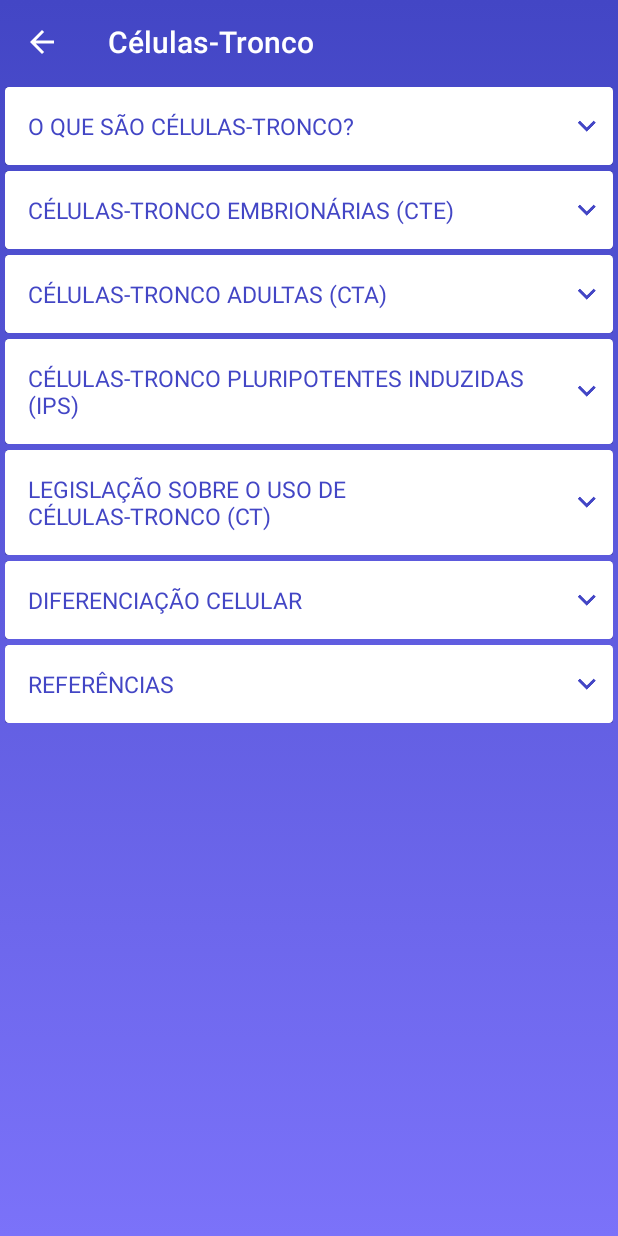
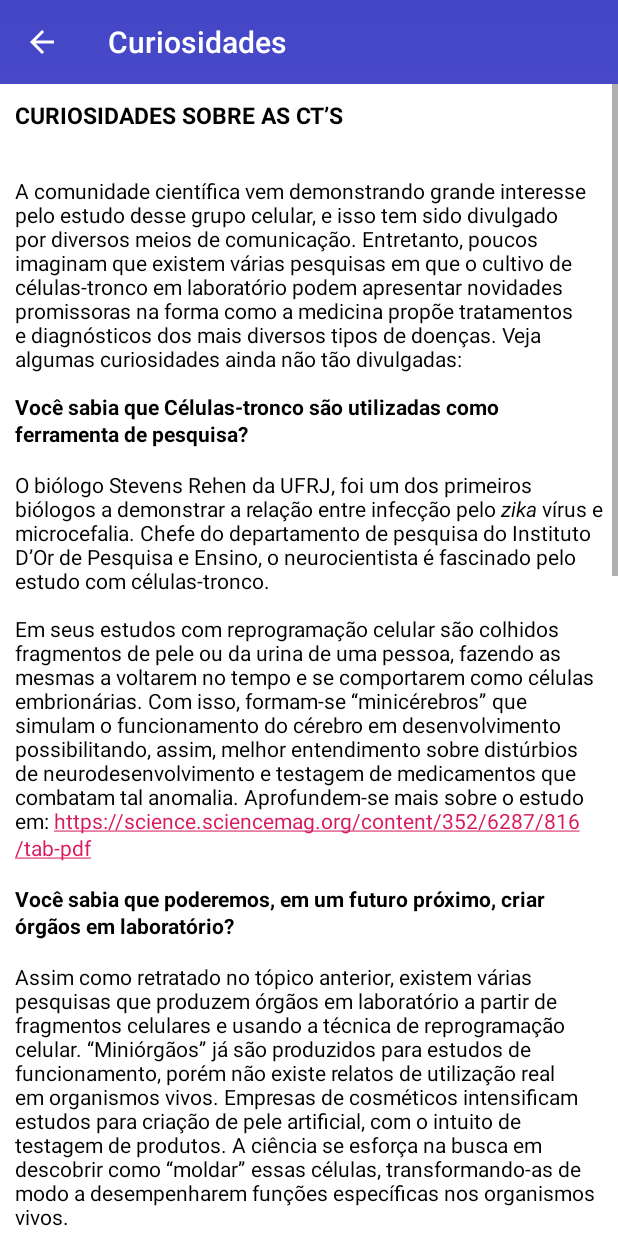
Before and after one commit to flparaujo/desvendando-as-celulas-tronco, an Android app: the CuriositiesActivity screen opened directly, with no data from a screen before it, on a phone screen of 412 x 824 dp. Run offline under Robolectric (Android 15) with nearby library versions, the phone set to English and light mode, and no system bars.

Commit message:
Change Curiosities Activity

```diff
--- a/app/src/main/java/profbio/ufpb/mestrado/desvendandoascelulastronco/activity/CuriositiesActivity.java
+++ b/app/src/main/java/profbio/ufpb/mestrado/desvendandoascelulastronco/activity/CuriositiesActivity.java
@@ -1,27 +1,18 @@
 package profbio.ufpb.mestrado.desvendandoascelulastronco.activity;
 
 import android.os.Bundle;
-import android.view.MenuItem;
+import android.text.method.LinkMovementMethod;
+import android.text.util.Linkify;
+import android.widget.TextView;
 
 import androidx.appcompat.app.ActionBar;
 import androidx.appcompat.app.AppCompatActivity;
 import androidx.appcompat.widget.Toolbar;
-import androidx.recyclerview.widget.LinearLayoutManager;
-import androidx.recyclerview.widget.RecyclerView;
-
-import java.util.ArrayList;
-import java.util.List;
+import androidx.core.text.HtmlCompat;
 
 import profbio.ufpb.mestrado.desvendandoascelulastronco.R;
-import profbio.ufpb.mestrado.desvendandoascelulastronco.adapter.SectionAdapter;
-import profbio.ufpb.mestrado.desvendandoascelulastronco.model.Section;
-import profbio.ufpb.mestrado.desvendandoascelulastronco.model.SectionsData;
 
 public class CuriositiesActivity extends AppCompatActivity {
-
-    RecyclerView recyclerView;
-    SectionAdapter adapter;
-    List<Section> sections;
 
     @Override
     protected void onCreate(Bundle savedInstanceState) {
@@ -34,23 +25,44 @@ public class CuriositiesActivity extends AppCompatActivity {
         ActionBar actionBar = getSupportActionBar();
         actionBar.setDisplayHomeAsUpEnabled(true);
 
-        recyclerView = findViewById(R.id.recycler_view);
+        TextView text = findViewById(R.id.curiosities_text);
+        text.setText(HtmlCompat.fromHtml("<h5>CURIOSIDADES SOBRE AS CT’S</h5><br>" +
+                "<p>A comunidade científica vem demonstrando grande interesse pelo estudo desse grupo celular, e isso tem sido divulgado " +
+                "por diversos meios de comunicação. Entretanto, poucos imaginam que existem várias pesquisas em que o cultivo de células-tronco" +
+                " em laboratório podem apresentar novidades promissoras na forma como a medicina propõe tratamentos e diagnósticos dos mais diversos" +
+                " tipos de doenças. Veja algumas curiosidades ainda não tão divulgadas:</p>" +
+                "<h6>Você sabia que Células-tronco são utilizadas como ferramenta de pesquisa?</h6>" +
+                "<p>O biólogo Stevens Rehen da UFRJ, foi um dos primeiros biólogos a demonstrar a relação entre infecção pelo <i>zika</i> vírus e microcefalia. " +
+                "Chefe do departamento de pesquisa do Instituto D’Or de Pesquisa e Ensino, o neurocientista é fascinado pelo estudo com células-tronco.</p>" +
+                "<p>Em seus estudos com reprogramação celular são colhidos fragmentos de pele ou da urina de uma pessoa, fazendo as mesmas a voltarem no tempo" +
+                " e se comportarem como células embrionárias. Com isso, formam-se “minicérebros” que simulam o funcionamento do cérebro em desenvolvimento " +
+                "possibilitando, assim, melhor entendimento sobre distúrbios de neurodesenvolvimento e testagem de medicamentos que combatam tal anomalia. " +
+                "Aprofundem-se mais sobre o estudo em: https://science.sciencemag.org/content/352/6287/816/tab-pdf" +
+                "<h6>Você sabia que poderemos, em um futuro próximo, criar órgãos em laboratório?</h6>" +
+                "<p>Assim como retratado no tópico anterior, existem várias pesquisas que produzem órgãos em laboratório a partir de fragmentos celulares e usando " +
+                "a técnica de reprogramação celular. “Miniórgãos” já são produzidos para estudos de funcionamento, porém não existe relatos de utilização real " +
+                "em organismos vivos. Empresas de cosméticos intensificam estudos para criação de pele artificial, com o intuito de testagem de produtos. A ciência" +
+                " se esforça na busca em descobrir como “moldar” essas células, transformando-as de modo a desempenharem funções específicas nos organismos vivos.</p>" +
+                "<p>O que nos deixa com muita esperança em um futuro próximo, produzir órgãos em laboratórios e diminuir a fila por transplantes nos hospitais em todo mundo.</p>" +
+                "<h6>Você sabia que o desenvolvimento de novas medicações poderá ser otimizado pelo teste com células-tronco?</h6>" +
+                "<p>Com a produção de “órgãos em laboratório”, como relatado no tópico anterior, além de diminuir o sofrimento de pessoas à espera de órgãos para transplante, " +
+                "possibilitará a testagem de novos fármacos em laboratório, compreendendo dessa forma a sintomatologia apresentada por cada doença. Outro ponto a ser levantado" +
+                " é sobre as implicações éticas com testes em animais, uma vez que, cada espécie reage de forma diferente aos compostos químicos, o que complica bastante o " +
+                "processo de aprovação de novos remédios. Fármacos, cosméticos e vacinas serão rapidamente produzidos, testados e liberados para consumo com eficácia bem mais" +
+                " potencializada de forma ética e com responsabilidade social.</p>" +
+                "<h6>Você sabia que o estudo com células-tronco pode revolucionar os tratamentos de doenças até então incuráveis?</h6>" +
+                "<p>O estudo mais aprofundado em laboratório sobre as particularidades de diversas patologias, ajudará na compreensão de características específicas dessas doenças, " +
+                "além de apresentar resultados da ação de fármacos na resposta aos sintomas apresentados em organismos distintos.</p>" +
+                "<p>A medicina regenerativa busca através destes estudos, mudar a vida de quem vai utilizar a terapia celular apresentando repostas positivas as necessidades e demandas individuais.</p>" +
+                "<h6>Você sabia que existem bancos de armazenamento de células-tronco?</h6>" +
+                "<p>É pessoal, várias empresas privadas ligadas a medicina regenerativa, através do processo de criopreservação, congelam células-tronco para disponibilização aos pacientes em casos de necessidade em tratamento futuros.</p>" +
+                "<p>No Brasil, diversos laboratórios utilizam esta técnica para conservação de aglomerados celulares para utilização em terapias ligadas a medicina regenerativa. Conheça mais em: http://www.r-crio.com/sobre-nos/.</p>" +
+                "<h6>Você sabia que podemos extrair células-tronco do cordão umbilical, dos dentes de leite e até do dente siso?</h6>" +
+                "<p>Os estudos mais recorrentes na mídia de uma forma geral, apontam as células-tronco extraídas da medula-óssea ou até do cordão umbilical. Porém estudos avançam e mostram resultados positivos no tratamento de diversas doenças, a utilização de células-tronco extraídas dos dentes de leite e até do dente siso. Como são constituídos por células mais jovens que os outros grupos celulares, apresentam grande potencialidade em transformar-se em tecidos, ossos ou até músculos do corpo. " +
+                "Aprofundem-se mais sobre o assunto acessando: www.r-crio.com/ebook-beneficios-dente-de-leite.</p>", HtmlCompat.FROM_HTML_MODE_LEGACY));
 
-        recyclerView.setHasFixedSize(true);
+        Linkify.addLinks(text, Linkify.ALL);
 
-        recyclerView.setLayoutManager(new LinearLayoutManager(this));
-
-        sections = new ArrayList<>();
-
-        insertSections();
-    }
-
-    @Override
-    public boolean onOptionsItemSelected(MenuItem item) {
-        if (item.getItemId() == android.R.id.home) {
-            onBackPressed();
-        }
-        return super.onOptionsItemSelected(item);
     }
 
     @Override
@@ -58,14 +70,4 @@ public class CuriositiesActivity extends AppCompatActivity {
         super.onBackPressed();
         overridePendingTransition(R.anim.slide_in_left, R.anim.slide_out_right);
     }
-
-    private void insertSections() {
-
-        for(Section section : SectionsData.getSections()) {
-            sections.add(section);
-        }
-
-        adapter = new SectionAdapter(sections);
-        recyclerView.setAdapter(adapter);
-    }
 }
--- a/app/src/main/res/layout/activity_curiosities.xml
+++ b/app/src/main/res/layout/activity_curiosities.xml
@@ -11,16 +11,26 @@
         android:id="@+id/my_toolbar"
         android:layout_width="match_parent"
         android:layout_height="?attr/actionBarSize"
-        app:title="Células-Tronco"
+        app:title="Curiosidades"
         app:titleTextColor="@android:color/white"
         app:layout_constraintTop_toTopOf="parent"
         android:theme="@style/ToolBarTheme"/>
 
-    <androidx.recyclerview.widget.RecyclerView
+    <ScrollView
         app:layout_constraintTop_toBottomOf="@id/my_toolbar"
-        android:id="@+id/recycler_view"
         android:layout_width="match_parent"
         android:layout_height="match_parent"
-        android:layout_marginTop="?attr/actionBarSize"/>
+        android:layout_marginTop="?actionBarSize"
+        android:background="@android:color/white">
+
+        <TextView
+            android:padding="10dp"
+            android:id="@+id/curiosities_text"
+            android:layout_width="match_parent"
+            android:layout_height="wrap_content"
+            android:textColor="#000"
+            android:text="curiosidades"/>
+
+    </ScrollView>
 
 </androidx.constraintlayout.widget.ConstraintLayout>
```
